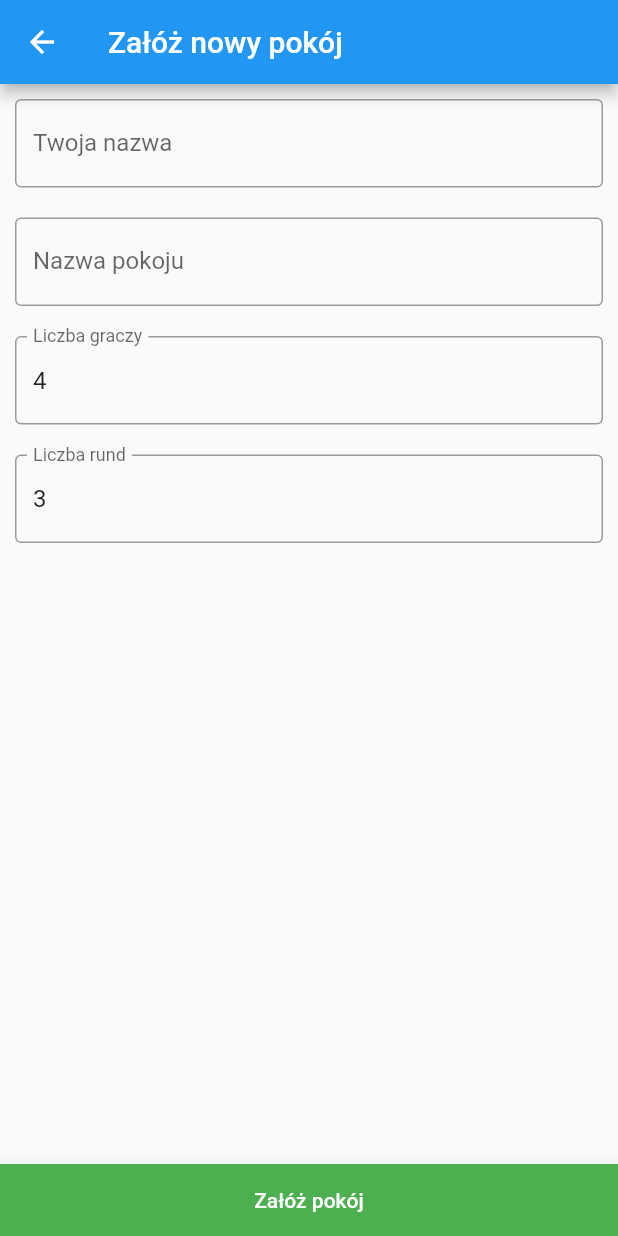
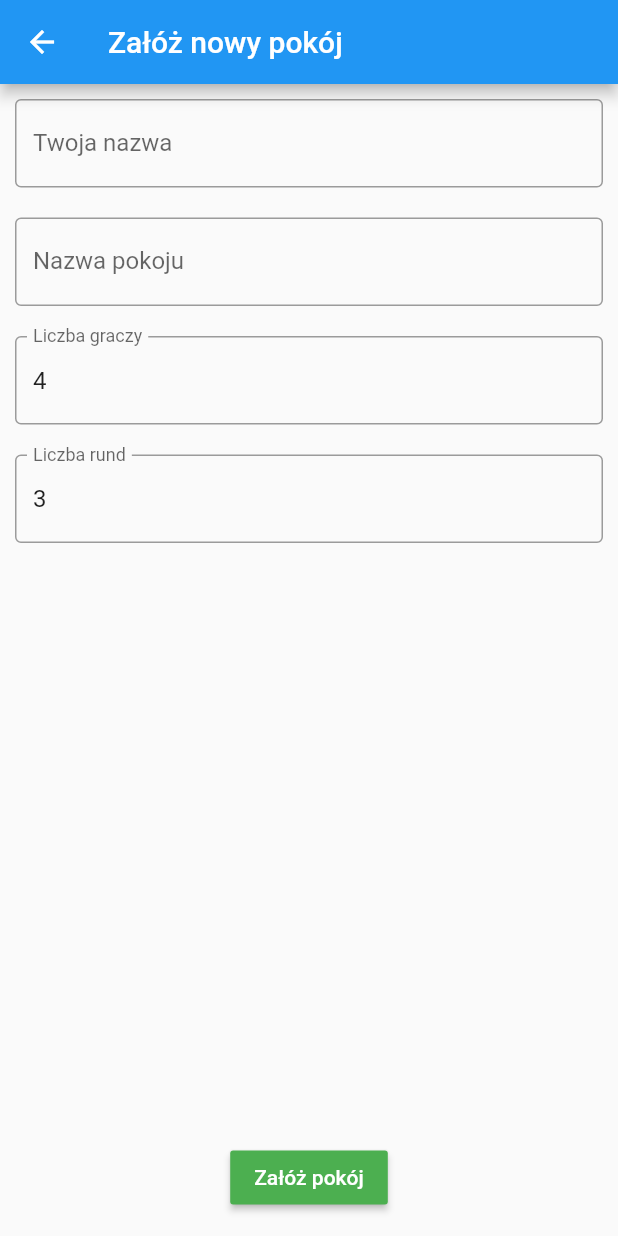
Before and after one commit to Domnyk/auster, a Flutter app: the NewRoom screen opened by its route, on a phone screen of 412 x 824 dp. Run offline on Flutter 3.47's test engine with Material 2 defaults, Android fonts, the phone set to English and light mode, and no system bars; our stand-ins replace flutter_speed_dial, graphql_flutter, numberpicker, qr_flutter, sqflite; missing offline and left inert: barcode_scan; accounts and stored records are empty; statements that could not run were skipped.

Commit message:
Redesing new room screen

```diff
--- a/zefir/lib/screens/new_room.dart
+++ b/zefir/lib/screens/new_room.dart
@@ -59,17 +59,12 @@ class _NewRoomState extends State<NewRoom> {
                 (widget) => Padding(child: widget, padding: EdgeInsets.all(10)))
             .toList(),
       ),
+      Padding(child: _buildJoinRoomButton(ctx), padding: EdgeInsets.fromLTRB(15, 0, 15, 15)),
     ];
 
     return Scaffold(
+        resizeToAvoidBottomInset: false,
         appBar: AppBar(title: Text('Załóż nowy pokój')),
-        bottomNavigationBar: BottomAppBar(
-          color: Colors.green,
-          child: ConfirmButton(
-              isRaised: false,
-              text: _createRoomText,
-              onPressed: () => _createRoom(ctx)),
-        ),
         body: Form(
             key: _formKey,
             child: Column(
@@ -125,6 +120,15 @@ class _NewRoomState extends State<NewRoom> {
     );
   }
 
+  Widget _buildJoinRoomButton(BuildContext ctx) {
+    return RaisedButton(
+      color: Colors.green,
+      textColor: Colors.white,
+      child: Text(_createRoomText),
+      onPressed: () => _createRoom(ctx),
+    );
+  }
+
   void _createRoom(BuildContext ctx) {
     bool isFormValid = _formKey.currentState.validate();
     if (isFormValid == false) {
```
